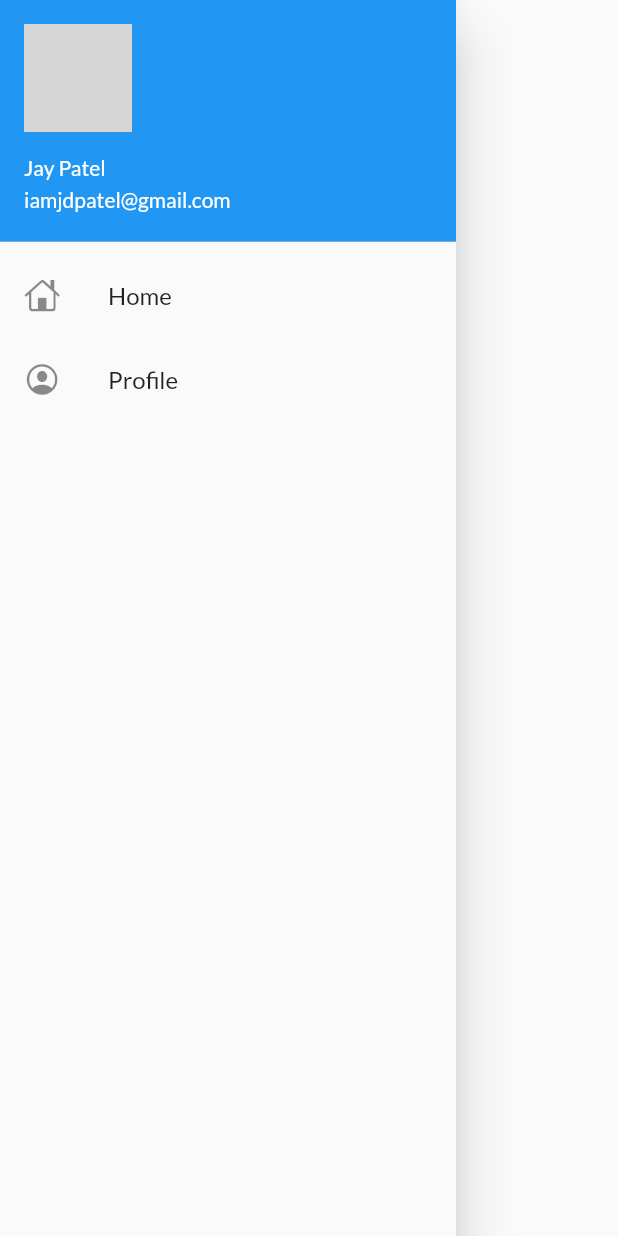
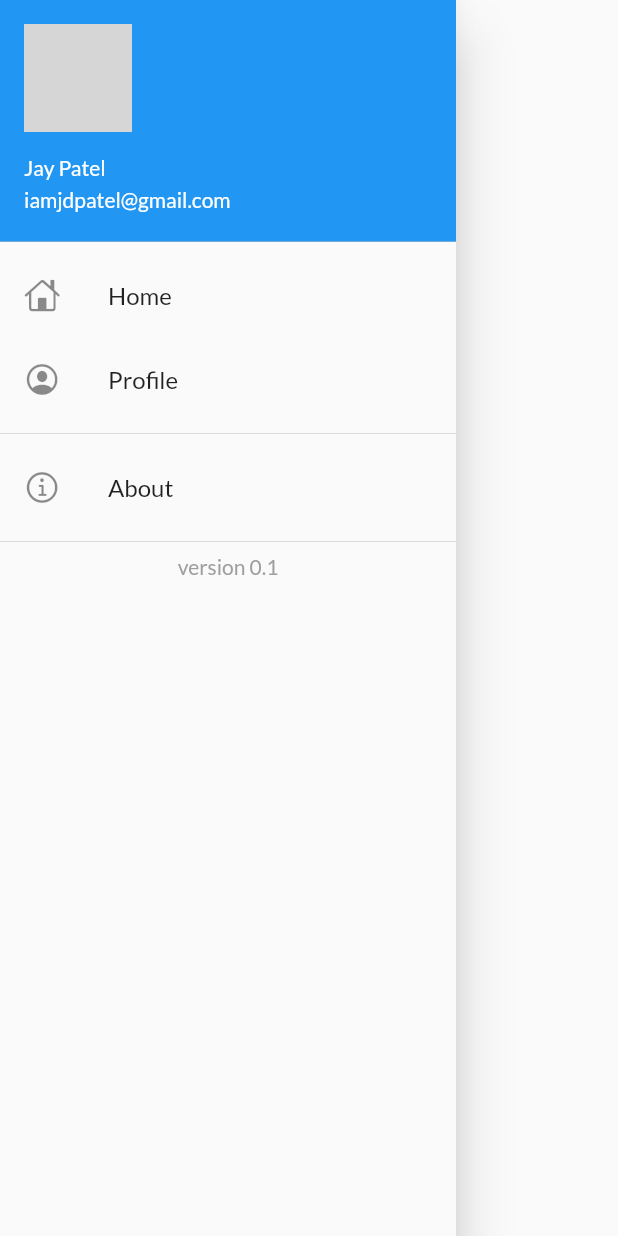
Before and after one commit to iamjdpatel/30DaysOfFlutter, a Flutter app: the MyDrawer widget shown alone on an empty page, opened directly, on a phone screen of 412 x 824 dp. Run offline on Flutter 3.47's test engine with Material 2 defaults, Android fonts, the phone set to English and light mode, and no system bars; our stand-ins replace google_fonts; network calls fail; grey boxes are pictures that could not be loaded.

Commit message:
day10 completed

```diff
--- a/lib/widgets/drawer.dart
+++ b/lib/widgets/drawer.dart
@@ -31,6 +31,19 @@ class MyDrawer extends StatelessWidget {
               CupertinoIcons.profile_circled,
             ),
             title: Text("Profile"),
+          ),
+          Divider(),
+          ListTile(
+            leading: Icon(
+              CupertinoIcons.info,
+            ),
+            title: Text("About"),
+          ),
+          Divider(),
+          Text(
+            'version 0.1',
+            style: TextStyle(color: Colors.grey),
+            textAlign: TextAlign.center,
           )
         ],
       ),
```
Also changed, not shown: lib/models/catalog.dart (added, +21 -0 lines).
